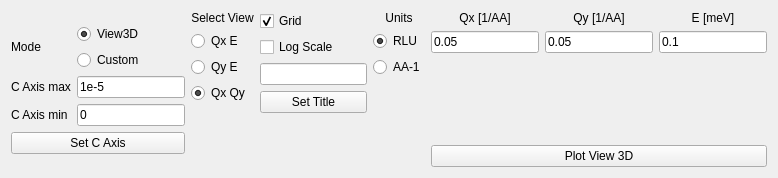
Qt form src/main/resources/base/Views/View3D.ui (MJOLNIRPackage/MJOLNIR-GUI) before a commit.
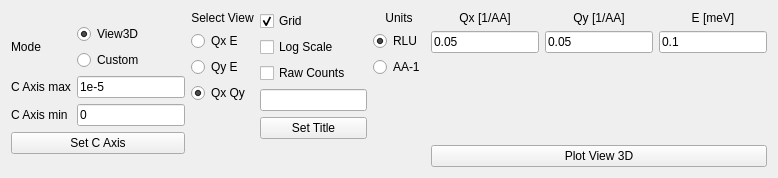
The same form after that commit.

Commit message: Add raw count option for view3D

Patch:
```diff
--- a/src/main/resources/base/Views/View3D.ui
+++ b/src/main/resources/base/Views/View3D.ui
@@ -208,6 +208,13 @@
        </property>
       </widget>
      </item>
+     <item>
+      <widget class="QCheckBox" name="View3D_RawCounts_checkBox">
+       <property name="text">
+        <string>Raw Counts</string>
+       </property>
+      </widget>
+     </item>
      <item>
       <widget class="QLineEdit" name="View3D_SetTitle_lineEdit"/>
      </item>
```
Left out of the diff: 4 changed lines with no effect on the pictures. The commit also changes 2 other files.
